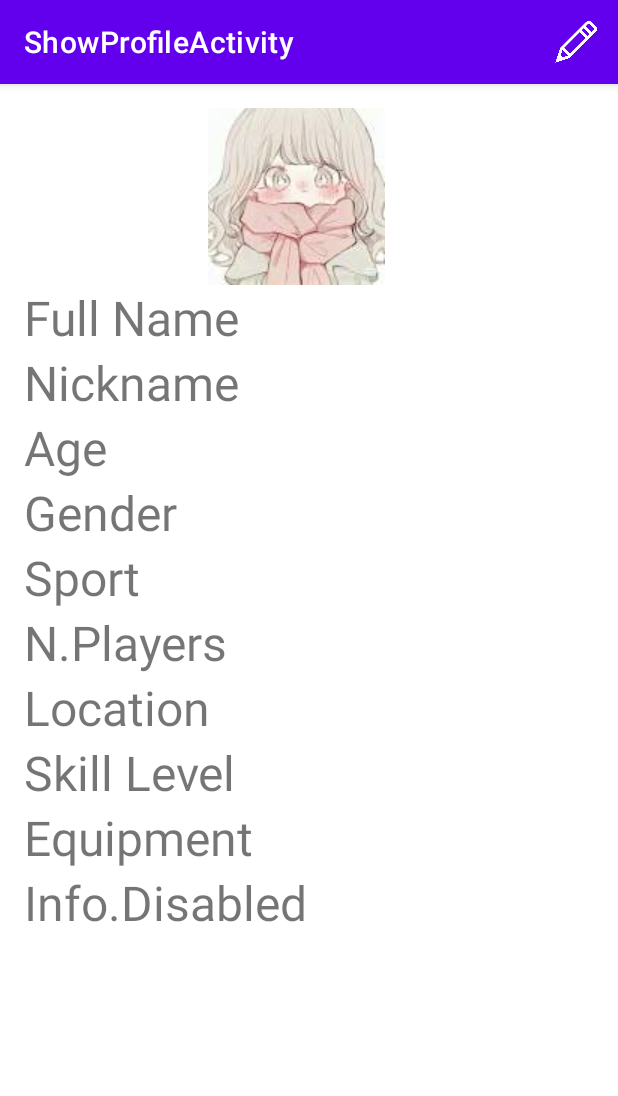
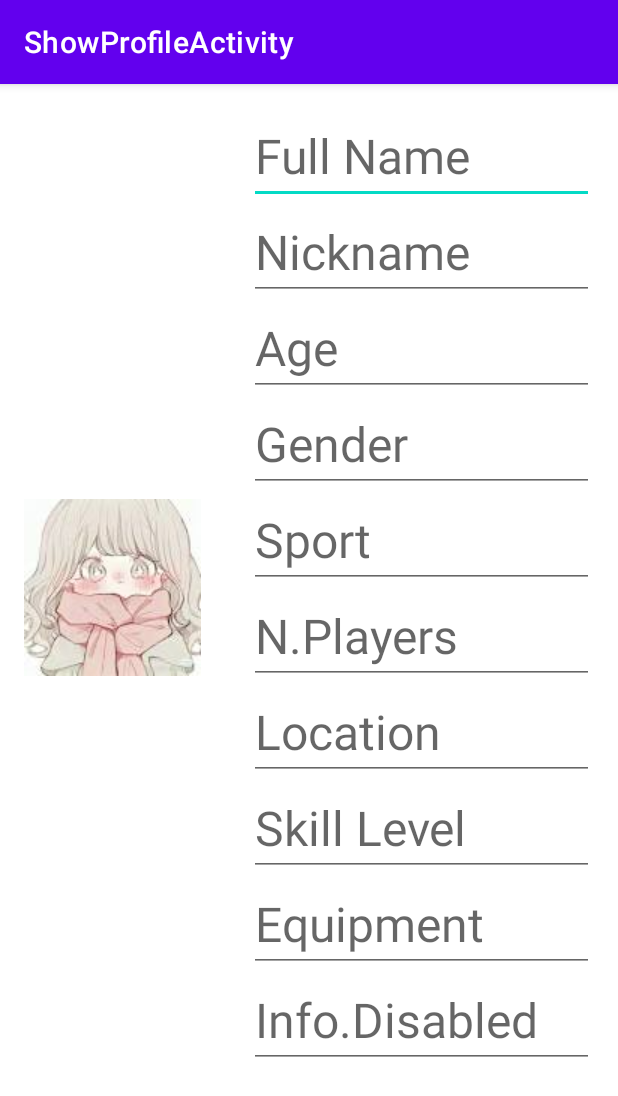
Before and after one commit to chenghuakang/ShowProfileActivity, an Android app: the screen it shows after launch (MainActivity before the commit, EditProfileActivity after it), after a tap on "userEdit", on a phone screen of 412 x 824 dp. Shown: the top 1096 px of the screen. Run offline under Robolectric (Android 15) with nearby library versions, the phone set to English and light mode, and no system bars.

Commit message:
started EditProfileActivity

```diff
--- a/app/src/main/AndroidManifest.xml
+++ b/app/src/main/AndroidManifest.xml
@@ -12,6 +12,9 @@
         android:theme="@style/Theme.ShowProfileActivity"
         tools:targetApi="31">
         <activity
+            android:name=".EditProfileActivity"
+            android:exported="false" />
+        <activity
             android:name=".MainActivity"
             android:exported="true">
             <intent-filter>
--- /dev/null
+++ b/app/src/main/java/com/example/showprofileactivity/EditProfileActivity.kt
@@ -0,0 +1,11 @@
+package com.example.showprofileactivity
+
+import androidx.appcompat.app.AppCompatActivity
+import android.os.Bundle
+
+class EditProfileActivity : AppCompatActivity() {
+    override fun onCreate(savedInstanceState: Bundle?) {
+        super.onCreate(savedInstanceState)
+        setContentView(R.layout.activity_edit_profile)
+    }
+}
--- a/app/src/main/java/com/example/showprofileactivity/MainActivity.kt
+++ b/app/src/main/java/com/example/showprofileactivity/MainActivity.kt
@@ -1,5 +1,6 @@
 package com.example.showprofileactivity
 
+import android.content.Intent
 import android.content.res.Configuration
 import android.os.Bundle
 import android.view.Menu
@@ -14,6 +15,7 @@ class MainActivity : AppCompatActivity() {
 
     override fun onCreateOptionsMenu(menu: Menu): Boolean {
         menuInflater.inflate(R.menu.user_edit_menu, menu)
+
         return true
     }
 
@@ -21,14 +23,22 @@ class MainActivity : AppCompatActivity() {
         // Handle item selection
         return when (item.itemId) {
             R.id.pencil -> {
-                //
+
                 true
             }
-            R.id.pencil2 -> {
+           R.id.pencil2 -> {
+
+                true
+            }
+            R.id.userEdit -> {
                 //
+                  val intent = Intent(this, EditProfileActivity::class.java)
+                  startActivity(intent)
                 true
             }
             else -> super.onOptionsItemSelected(item)
         }
     }
+
+
 }
--- /dev/null
+++ b/app/src/main/res/layout/activity_edit_profile.xml
@@ -0,0 +1,112 @@
+<?xml version="1.0" encoding="utf-8"?>
+<ScrollView
+    xmlns:android="http://schemas.android.com/apk/res/android"
+    xmlns:app="http://schemas.android.com/apk/res-auto"
+    xmlns:tools="http://schemas.android.com/tools"
+    android:layout_width="match_parent"
+    android:layout_height="match_parent"
+    tools:context=".EditProfileActivity"
+    android:orientation="vertical"
+    android:label="EditProfileActivity"
+    android:parentActivityName=".MainActivity"
+    >
+
+    <LinearLayout
+        android:layout_width="match_parent"
+        android:layout_height="wrap_content"
+        android:padding="16dp"
+        android:orientation="horizontal">
+        <LinearLayout
+            android:layout_width="wrap_content"
+            android:layout_height="wrap_content"
+            android:layout_weight="1"
+            android:layout_gravity="center">
+            <ImageView
+                android:id="@+id/imageView"
+                android:layout_width="wrap_content"
+                android:layout_height="wrap_content"
+                android:background="@drawable/images"
+                android:layout_marginRight="16dp"
+                android:layout_gravity="center_horizontal"/>
+        </LinearLayout>
+        <LinearLayout
+            android:layout_width="wrap_content"
+            android:layout_height="wrap_content"
+            android:orientation="vertical"
+            android:layout_weight="2">
+
+            <EditText
+                android:layout_width="match_parent"
+                android:layout_height="wrap_content"
+                android:hint="@string/full_name"
+                android:inputType="text"
+                android:textSize="32sp" />
+
+            <EditText
+                android:layout_width="match_parent"
+                android:layout_height="wrap_content"
+                android:inputType="text"
+                android:hint="@string/nickname"
+                android:textSize="32sp" />
+
+            <EditText
+                android:layout_width="match_parent"
+                android:layout_height="wrap_content"
+                android:inputType="number"
+                android:hint="@string/age"
+                android:textSize="32sp" />
+
+            <EditText
+                android:layout_width="match_parent"
+                android:layout_height="wrap_content"
+                android:inputType="text"
+                android:hint="@string/gender"
+                android:textSize="32sp" />
+
+            <EditText
+                android:layout_width="match_parent"
+                android:layout_height="wrap_content"
+                android:inputType="text"
+                android:hint="@string/sport"
+                android:textSize="32sp" />
+
+            <EditText
+                android:layout_width="match_parent"
+                android:layout_height="wrap_content"
+                android:inputType="number"
+                android:hint="@string/num_players"
+                android:textSize="32sp" />
+
+            <EditText
+                android:layout_width="match_parent"
+                android:layout_height="wrap_content"
+                android:inputType="text"
+                android:hint="@string/location"
+                android:textSize="32sp" />
+
+            <EditText
+                android:layout_width="match_parent"
+                android:layout_height="wrap_content"
+                android:inputType="text"
+                android:hint="@string/skill_lvl"
+                android:textSize="32sp" />
+
+
+            <EditText
+                android:layout_width="match_parent"
+                android:layout_height="wrap_content"
+                android:inputType="text"
+                android:hint="@string/equipment"
+                android:textSize="32sp" />
+
+            <EditText
+                android:layout_width="match_parent"
+                android:layout_height="wrap_content"
+                android:inputType="text"
+                android:hint="@string/info_disabled"
+                android:textSize="32sp" />
+        </LinearLayout>
+
+    </LinearLayout>
+
+</ScrollView>
```
